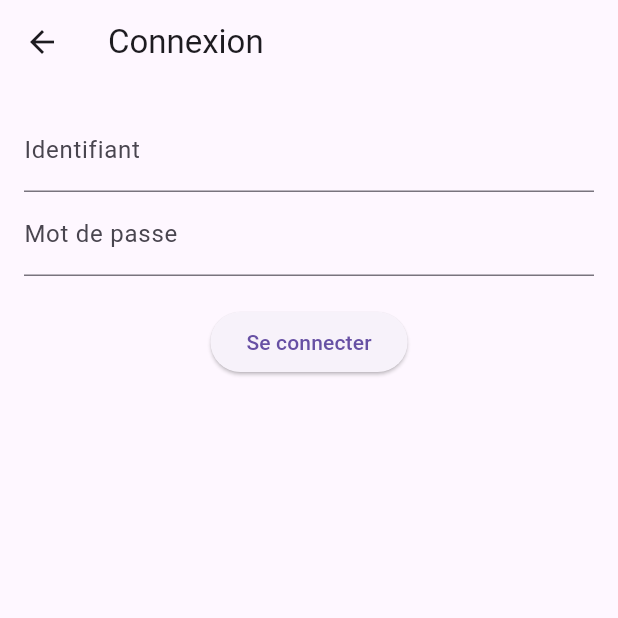
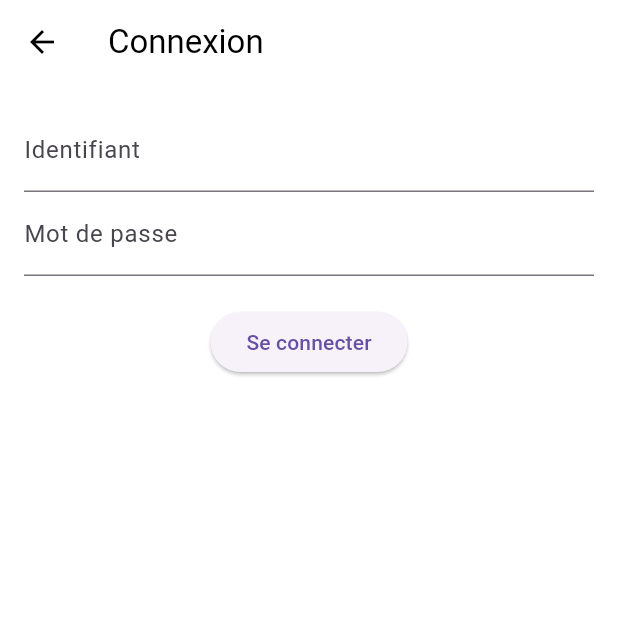
Before and after one commit to Nolan-Maltby/AP4-Flutter, a Flutter app: the SecondScreen screen opened by its route, on a phone screen of 412 x 824 dp, the top half of it. Run offline on Flutter 3.47's test engine with Material 3 defaults, Android fonts, the light colour scheme and no system bars; our stand-ins replace permission_handler, shared_preferences; accounts and stored records are empty.

```diff
--- a/lib/screens/first_screen.dart
+++ b/lib/screens/first_screen.dart
@@ -4,7 +4,9 @@ class FirstScreen extends StatelessWidget {
   @override
   Widget build(BuildContext context) {
     return Scaffold(
+      backgroundColor: Colors.white,
       appBar: AppBar(
+        backgroundColor: Colors.white,
         title: Text("Kaliémie"),
         actions: [
           Padding(
--- a/lib/screens/second_screen.dart
+++ b/lib/screens/second_screen.dart
@@ -26,12 +26,16 @@ class _SecondScreenState extends State<SecondScreen> {
     final userData = await ApiService.login(username, password);
 
     if (userData != null) {
-      await StorageService.saveUserData(userData); // Stocke les infos utilisateur
+      await StorageService.saveUserData(
+        userData,
+      ); // Stocke les infos utilisateur
       if (!mounted) return;
 
       Navigator.pushReplacement(
         context,
-        MaterialPageRoute(builder: (context) => const ThirdScreen()), // Redirige vers l'écran après connexion
+        MaterialPageRoute(
+          builder: (context) => const ThirdScreen(),
+        ), // Redirige vers l'écran après connexion
       );
     } else {
       _showErrorDialog("Identifiant ou mot de passe incorrect");
@@ -59,18 +63,33 @@ class _SecondScreenState extends State<SecondScreen> {
   @override
   Widget build(BuildContext context) {
     return Scaffold(
-      appBar: AppBar(title: Text("Connexion")),
+      backgroundColor: Colors.white,
+      appBar: AppBar(
+        backgroundColor: Colors.white,
+        title: const Text(
+          "Connexion",
+          style: TextStyle(
+          color: Colors.black,
+          ),
+        ),
+        iconTheme: const IconThemeData(color: Colors.black),
+      ),
+
       body: Padding(
         padding: const EdgeInsets.all(16.0),
         child: Column(
           children: [
-            TextField(controller: _loginController, decoration: InputDecoration(labelText: "Identifiant")),
-            TextField(controller: _passwordController, decoration: InputDecoration(labelText: "Mot de passe"), obscureText: true),
+            TextField(
+              controller: _loginController,
+              decoration: InputDecoration(labelText: "Identifiant"),
+            ),
+            TextField(
+              controller: _passwordController,
+              decoration: InputDecoration(labelText: "Mot de passe"),
+              obscureText: true,
+            ),
             SizedBox(height: 20),
-            ElevatedButton(
-              child: Text("Se connecter"),
-              onPressed: _login,
-            ),
+            ElevatedButton(child: Text("Se connecter"), onPressed: _login),
           ],
         ),
       ),
```
Also changed, not shown: lib/screens/third_screen.dart (+7 -1 lines).
